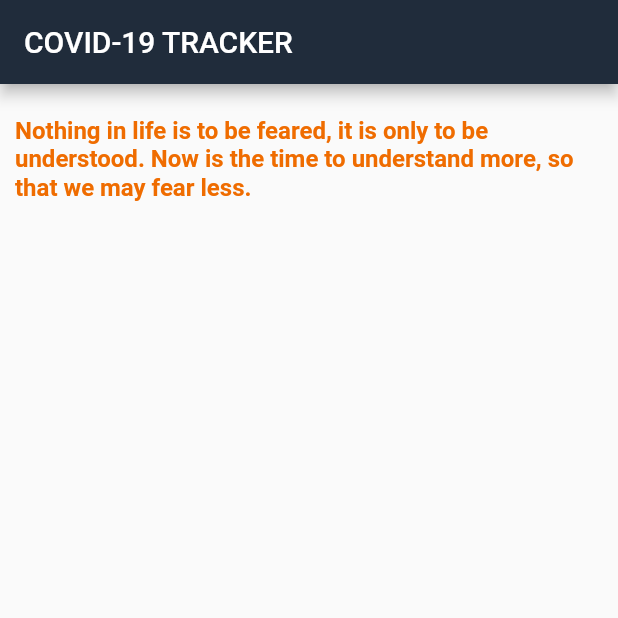
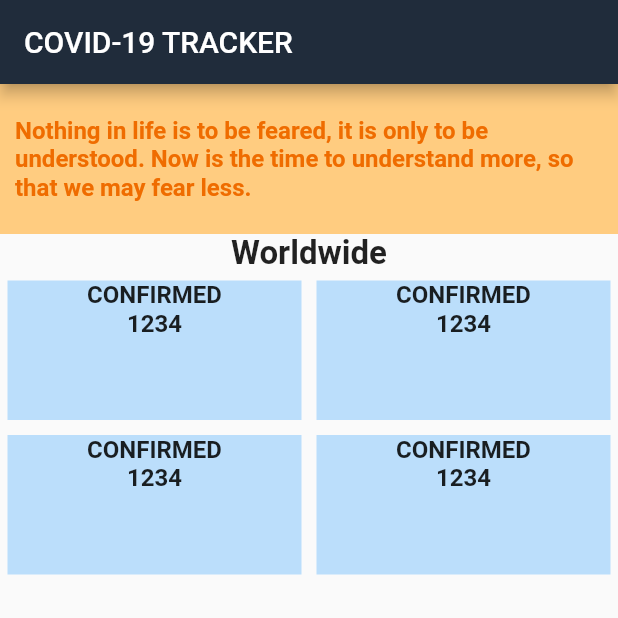
Before and after one commit to Apsaravigamage/Covid_Tracker-App-UI, a Flutter app: the screen it shows after launch, on a phone screen of 412 x 824 dp, the top half of it. Run offline on Flutter 3.47's test engine with Material 2 defaults, Android fonts, the phone set to English and light mode, and no system bars; Roboto replaces fonts that are missing (Circular).

Commit message:
Worldwide Pannel

```diff
--- a/lib/homepage.dart
+++ b/lib/homepage.dart
@@ -1,7 +1,8 @@
-import 'dart:html';
+
 import 'dart:ui';
 
 import 'package:covid_tracker/datasorce.dart';
+import 'package:covid_tracker/panels/worldwidepanel.dart';
 import 'package:flutter/material.dart';
 
 class HomePage extends StatefulWidget {
@@ -23,12 +24,14 @@ class _HomePageState extends State<HomePage> {
             height: 100,
             alignment: Alignment.center,
             padding: EdgeInsets.all(10),
-            color: Colors.orange[10],
+            color: Colors.orange[200],
             child: Text(DataSource.quote,
             style: TextStyle(color: Colors.orange[800], fontWeight: FontWeight.bold,fontSize: 16,
           ),
         ),
-      )
+      ),
+      Text('Worldwide',style: TextStyle(fontSize: 22,fontWeight: FontWeight.bold),),
+      WorldwidePannel(),
       ],
       ),),
     );
--- /dev/null
+++ b/lib/panels/worldwidepanel.dart
@@ -0,0 +1,36 @@
+import 'package:flutter/material.dart';
+
+class WorldwidePannel extends StatelessWidget {
+  @override
+  Widget build(BuildContext context) {
+    return Container(
+      child: GridView(
+        shrinkWrap: true,
+        physics: NeverScrollableScrollPhysics(),
+        gridDelegate: SliverGridDelegateWithFixedCrossAxisCount(crossAxisCount: 2, childAspectRatio: 2),
+        children: <Widget>[
+          StatusPanel(),
+          StatusPanel(),
+          StatusPanel(),
+          StatusPanel(),
+        ],
+      )
+    );
+  }
+}
+
+class StatusPanel extends StatelessWidget {
+  @override
+  Widget build(BuildContext context) {
+    double width = MediaQuery.of(context).size.width;
+    return Container(
+      margin: EdgeInsets.all(5),
+      height: 80,width: width/2,
+      color: Colors.blue[100],
+      child: Column(
+        children: <Widget>[Text('CONFIRMED',style:TextStyle(fontWeight: FontWeight.bold,fontSize:16),),Text('1234',style: TextStyle(fontWeight: FontWeight.bold,fontSize:16),)],
+      ),
+
+    );
+  }
+}
--- a/pubspec.yaml
+++ b/pubspec.yaml
@@ -28,7 +28,7 @@ dependencies:
   # The following adds the Cupertino Icons font to your application.
   # Use with the CupertinoIcons class for iOS style icons.
   cupertino_icons: ^1.0.0
-  url_lancher:
+  url_launcher:
   shared_preferences:
   http:
 
@@ -63,13 +63,13 @@ flutter:
   # "family" key with the font family name, and a "fonts" key with a
   # list giving the asset and other descriptors for the font. For
   # example:
-   fonts:
+fonts:
      - family: Schyler
        fonts:
          - asset: fonts/Schyler-Regular.ttf
          - asset: fonts/Schyler-Italic.ttf
            style: italic
-     - family: Trajan Pro
+     - family: Trajan ProS
        fonts:
          - asset: fonts/TrajanPro.ttf
          - asset: fonts/TrajanPro_Bold.ttf
```
Also changed, not shown: pubspec.lock, 1 other file.
